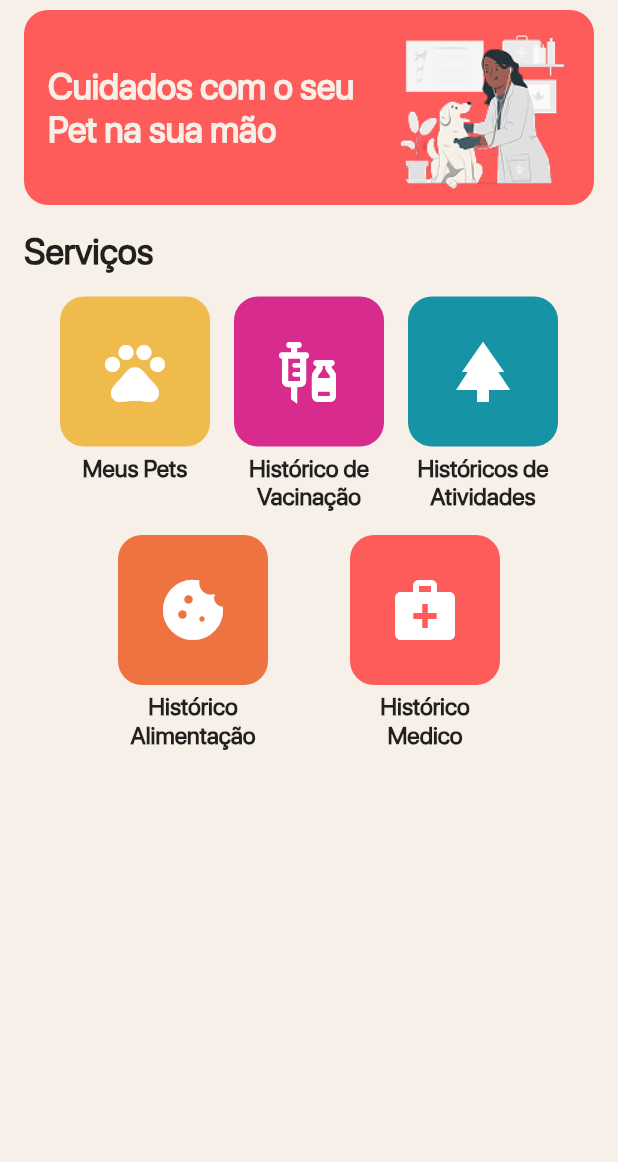
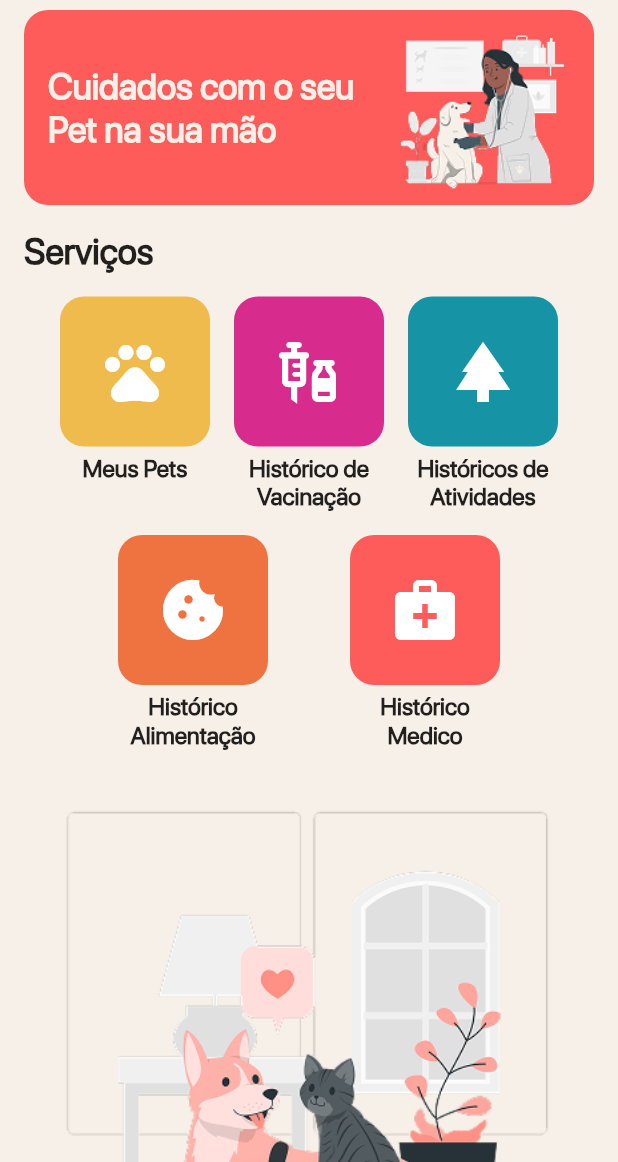
Before and after one commit to gbramoura/petcare, a Flutter app: the screen it shows after launch, on a phone screen of 412 x 824 dp, the part 74-1236 px from its top. Run offline on Flutter 3.47's test engine with Material 3 defaults, Android fonts, the phone set to English and light mode, and no system bars; our stand-ins replace image_picker, sqflite; missing offline and left inert: age_calculator; accounts and stored records are empty.

Commit message:
Place image with align widget

```diff
--- a/lib/pages/home_page.dart
+++ b/lib/pages/home_page.dart
@@ -146,7 +146,17 @@ class HomePage extends StatelessWidget {
                 },
               )
             ],
-          )
+          ),
+          Align(
+            alignment: Alignment.bottomCenter,
+            child: Padding(
+              padding: EdgeInsets.only(bottom: 20.0),
+              child: Image.asset(
+                'assets/home_bottom_image.png',
+                fit: BoxFit.contain,
+              ),
+            ),
+          ),
         ],
       ),
     );
```
